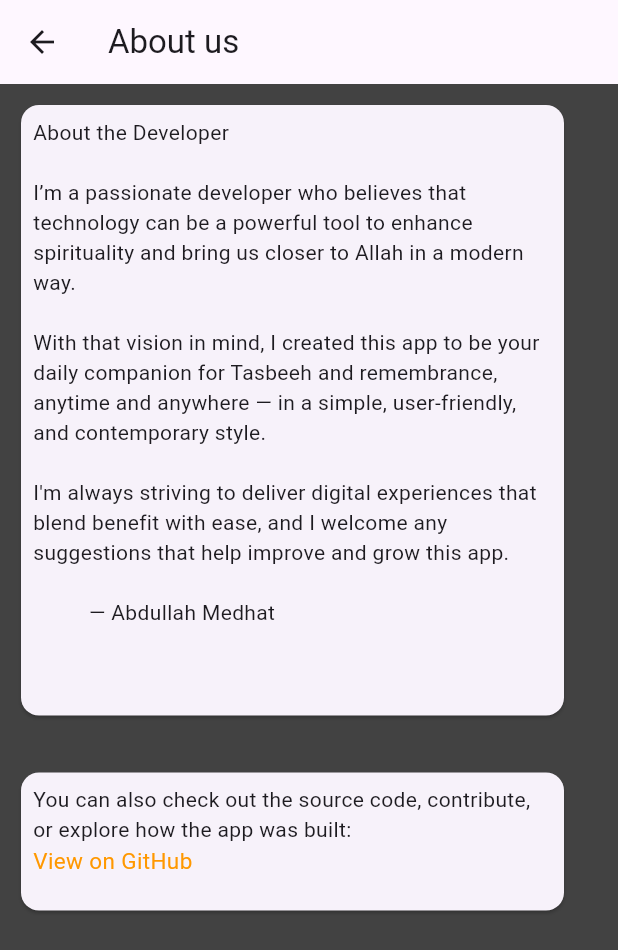
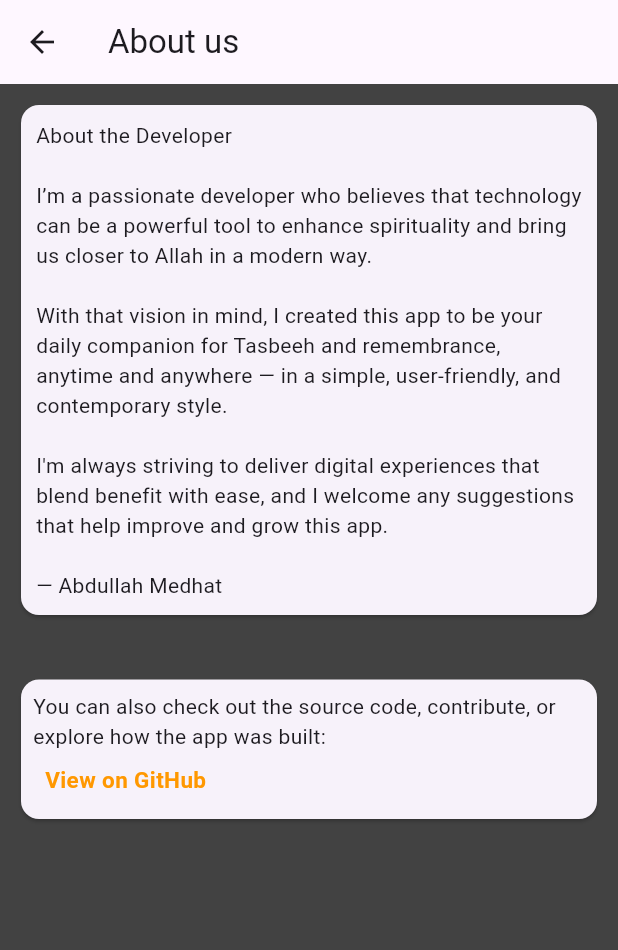
Before and after one commit to Abdalla-Medhat/Mesbahaty, a Flutter app: the About screen opened by its route, on a phone screen of 412 x 824 dp. Shown: the top 950 px of the screen. Run offline on Flutter 3.47's test engine with Material 3 defaults, Android fonts, the light colour scheme and no system bars; our stand-ins replace awesome_dialog, shared_preferences; accounts and stored records are empty.

Commit message:
Modifying Commit: Improving widget sizes on the About & Support  pages (UI Improvement in progress).

```diff
--- a/lib/about.dart
+++ b/lib/about.dart
@@ -22,16 +22,16 @@ class _AboutState extends State<About> {
       appBar: AppBar(
         title: const Text("About us"),
       ),
-      body: Column(
+      body: ListView(children: [
+        Column(
           children: [
             Container(
                 margin: const EdgeInsets.all(10),
-              height: 415,
-              width: 370,
                 child: const Card(
                     child: Padding(
-                padding: EdgeInsets.all(8.0),
-                child: Text("""About the Developer
+                  padding: EdgeInsets.all(10.0),
+                  child: Text("""
+About the Developer
 
 I’m a passionate developer who believes that technology can be a powerful tool to enhance spirituality and bring us closer to Allah in a modern way.
 
@@ -45,9 +45,8 @@ I'm always striving to deliver digital experiences that blend benefit with ease,
               height: 10,
             ),
             Container(
-              margin: const EdgeInsets.all(10),
-              height: 100,
-              width: 370,
+                margin: const EdgeInsets.only(
+                    top: 15, left: 10, right: 10, bottom: 20),
                 child: Card(
                   child: Padding(
                     padding: const EdgeInsets.all(8.0),
@@ -56,20 +55,25 @@ I'm always striving to deliver digital experiences that blend benefit with ease,
                       children: [
                         const Text(
                             """You can also check out the source code, contribute, or explore how the app was built:"""),
-                      InkWell(
+                        Padding(
+                          padding: const EdgeInsets.all(8.0),
+                          child: InkWell(
                               onTap: () => launchURL(repoUrl),
                               child: const Text("View on GitHub",
                                   style: TextStyle(
                                     color: Colors.orange,
+                                    fontWeight: FontWeight.bold,
                                     fontSize: 15,
                                   ),
-                              textAlign: TextAlign.left))
+                                  textAlign: TextAlign.left)),
+                        )
                       ],
                     ),
                   ),
                 )),
           ],
         ),
+      ]),
     );
   }
 }
```
Also changed, not shown: lib/support.dart (+10 -7 lines). Lines whose indentation alone changed are shown as unchanged.
